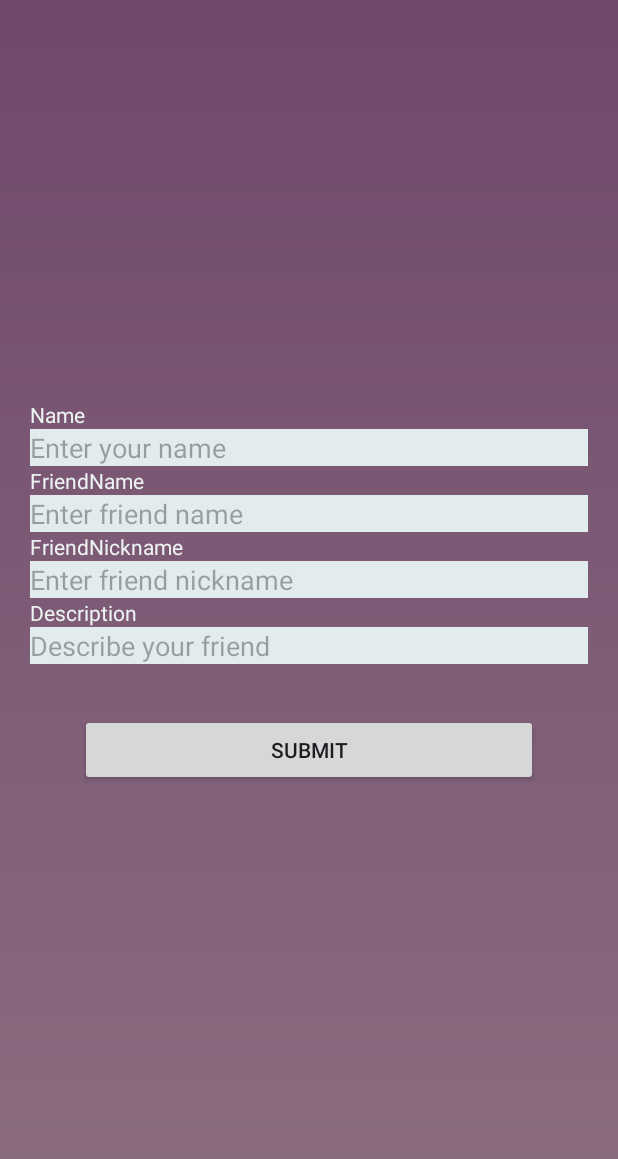
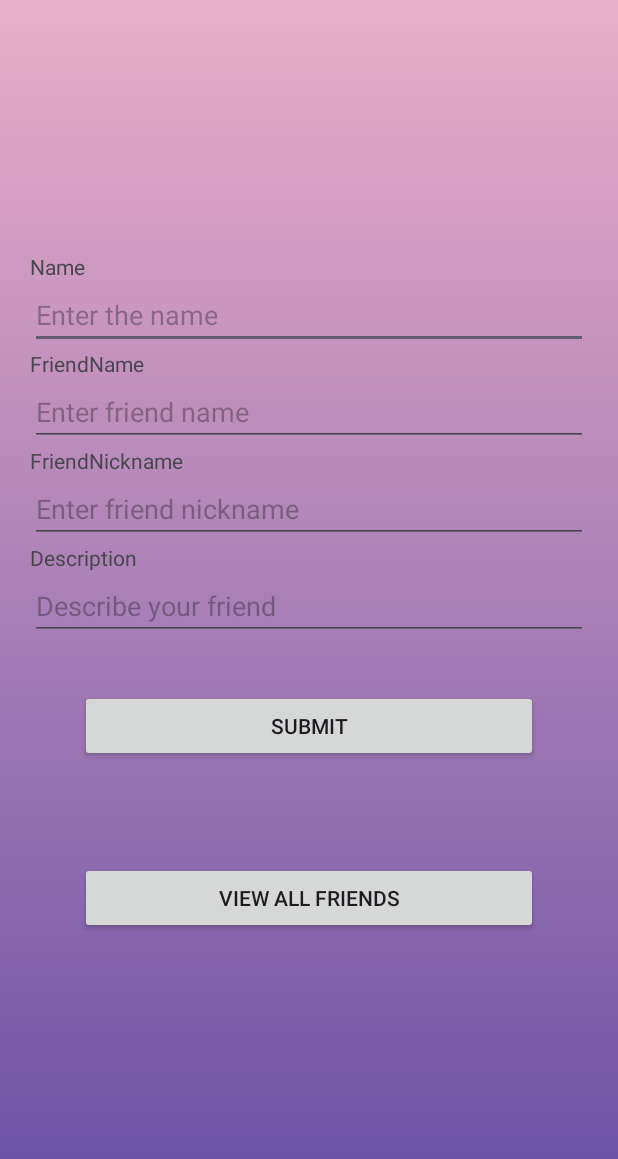
Before and after one commit to gauxii/Friends-App, an Android app: the screen it shows after launch (MainActivity), on a phone screen of 412 x 824 dp. Shown: the top 1159 px of the screen. Run offline under Robolectric (Android 15) with nearby library versions, the phone set to English and light mode, and no system bars; our stand-ins replace Volley.

Commit message:
frontend completed

```diff
--- a/app/src/main/java/com/example/friendsapp/MainActivity.java
+++ b/app/src/main/java/com/example/friendsapp/MainActivity.java
@@ -1,5 +1,6 @@
 package com.example.friendsapp;
 
+import android.content.Intent;
 import android.os.Bundle;
 import android.view.View;
 import android.widget.EditText;
@@ -24,8 +25,9 @@ import org.json.JSONObject;
 
 public class MainActivity extends AppCompatActivity {
 EditText ed1,ed2,ed3,ed4;
-AppCompatButton b1;
+AppCompatButton b1,b2;
 String apiurl="https://friendsapi-re5a.onrender.com/adddata";
+
     @Override
     protected void onCreate(Bundle savedInstanceState) {
         super.onCreate(savedInstanceState);
@@ -36,6 +38,14 @@ String apiurl="https://friendsapi-re5a.onrender.com/adddata";
         ed3=(EditText) findViewById(R.id.friendnick);
         ed4=(EditText) findViewById(R.id.describe);
         b1=(AppCompatButton) findViewById(R.id.sub);
+        b2=(AppCompatButton) findViewById(R.id.viewfr);
+        b2.setOnClickListener(new View.OnClickListener() {
+            @Override
+            public void onClick(View view) {
+                Intent d=new Intent(getApplicationContext(), ViewPage.class);
+                startActivity(d);
+            }
+        });
         b1.setOnClickListener(new View.OnClickListener() {
             @Override
             public void onClick(View view) {
@@ -63,6 +73,10 @@ String apiurl="https://friendsapi-re5a.onrender.com/adddata";
                         new Response.Listener<JSONObject>() {
                             @Override
                             public void onResponse(JSONObject response) {
+                                ed1.setText("");
+                                ed2.setText("");
+                                ed3.setText("");
+                                ed4.setText("");
                                 Toast.makeText(getApplicationContext(), "Added Successfully", Toast.LENGTH_LONG).show();
 
                             }
--- a/app/src/main/res/drawable/background.xml
+++ b/app/src/main/res/drawable/background.xml
@@ -1,8 +1,8 @@
 <?xml version="1.0" encoding="utf-8"?>
 <shape xmlns:android="http://schemas.android.com/apk/res/android">
     <gradient
-        android:startColor="#8C6E81"
-        android:endColor="#6F496B"
+        android:startColor="#654ea3"
+        android:endColor="#eaafc8"
         android:angle="90"
         />
 </shape>
--- a/app/src/main/res/layout/activity_main.xml
+++ b/app/src/main/res/layout/activity_main.xml
@@ -9,61 +9,44 @@
         android:layout_width="match_parent"
         android:layout_height="wrap_content"
         android:text="Name"
-        android:textColor="#EDF2F2"
         />
     <EditText
-        android:layout_width="match_parent"
-        android:layout_height="wrap_content"
-        android:hint="Enter your name"
-        android:id="@+id/name"
-        android:backgroundTint="#E3ECED"
-        android:background="#B4CCCE"
-        android:textColor="#515757"
-        />
+            android:layout_width="match_parent"
+            android:layout_height="wrap_content"
+            android:hint="Enter the name"
+            android:id="@+id/name"/>
     <TextView
         android:layout_width="match_parent"
         android:layout_height="wrap_content"
         android:text="FriendName"
-        android:textColor="#EDF2F2"
         />
     <EditText
         android:layout_width="match_parent"
         android:layout_height="wrap_content"
         android:hint="Enter friend name"
         android:id="@+id/friendname"
-        android:backgroundTint="#E3ECED"
-        android:background="#B4CCCE"
-        android:textColor="#515757"
         />
     <TextView
         android:layout_width="match_parent"
         android:layout_height="wrap_content"
         android:text="FriendNickname"
-        android:textColor="#EDF2F2"
         />
     <EditText
         android:layout_width="match_parent"
         android:layout_height="wrap_content"
         android:hint="Enter friend nickname"
         android:id="@+id/friendnick"
-        android:backgroundTint="#E3ECED"
-        android:background="#B4CCCE"
-        android:textColor="#515757"
         />
     <TextView
         android:layout_width="match_parent"
         android:layout_height="wrap_content"
         android:text="Description"
-        android:textColor="#EDF2F2"
         />
     <EditText
         android:layout_width="match_parent"
         android:layout_height="wrap_content"
         android:hint="Describe your friend"
         android:id="@+id/describe"
-        android:backgroundTint="#E3ECED"
-        android:background="#B4CCCE"
-        android:textColor="#515757"
         />
     <androidx.appcompat.widget.AppCompatButton
         android:layout_width="match_parent"
@@ -71,4 +54,10 @@
         android:text="submit"
         android:layout_margin="50px"
         android:id="@+id/sub"/>
+    <androidx.appcompat.widget.AppCompatButton
+        android:layout_width="match_parent"
+        android:layout_height="wrap_content"
+        android:text="VIEW ALL FRIENDS"
+        android:layout_margin="50px"
+        android:id="@+id/viewfr"/>
 </LinearLayout>
```
Also changed, not shown: app/src/main/AndroidManifest.xml (+6 -2 lines), app/src/main/java/com/example/friendsapp/ViewPage.java (added, +68 -0 lines), app/src/main/res/layout/activity_view_page.xml (added, +9 -0 lines).
